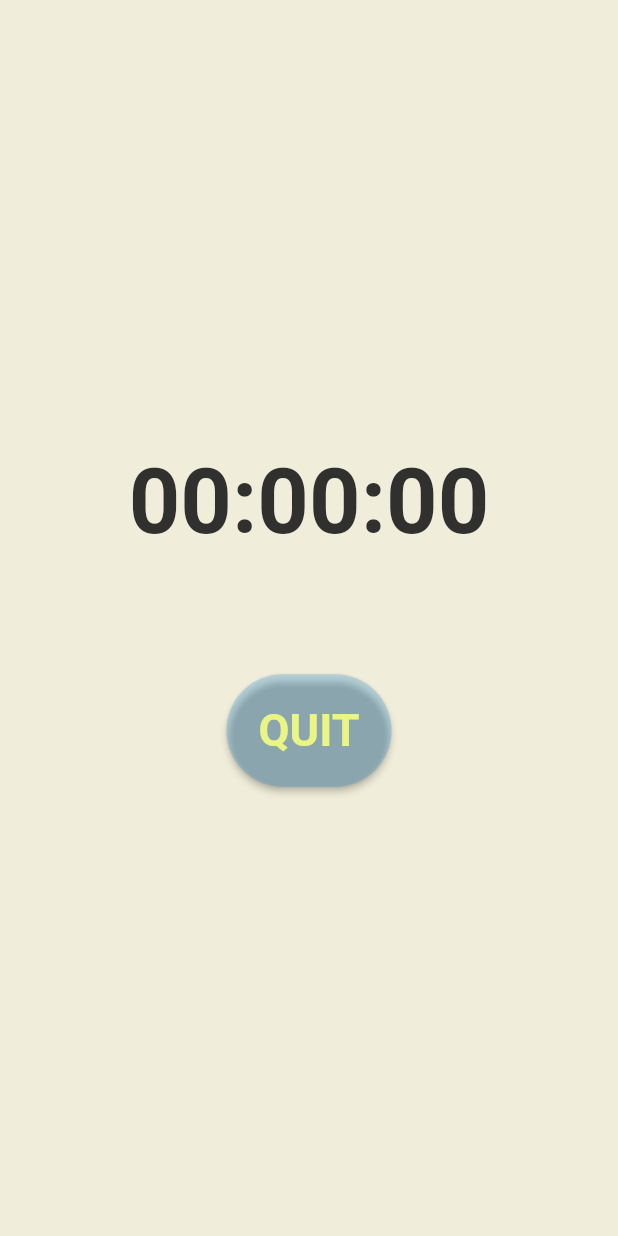
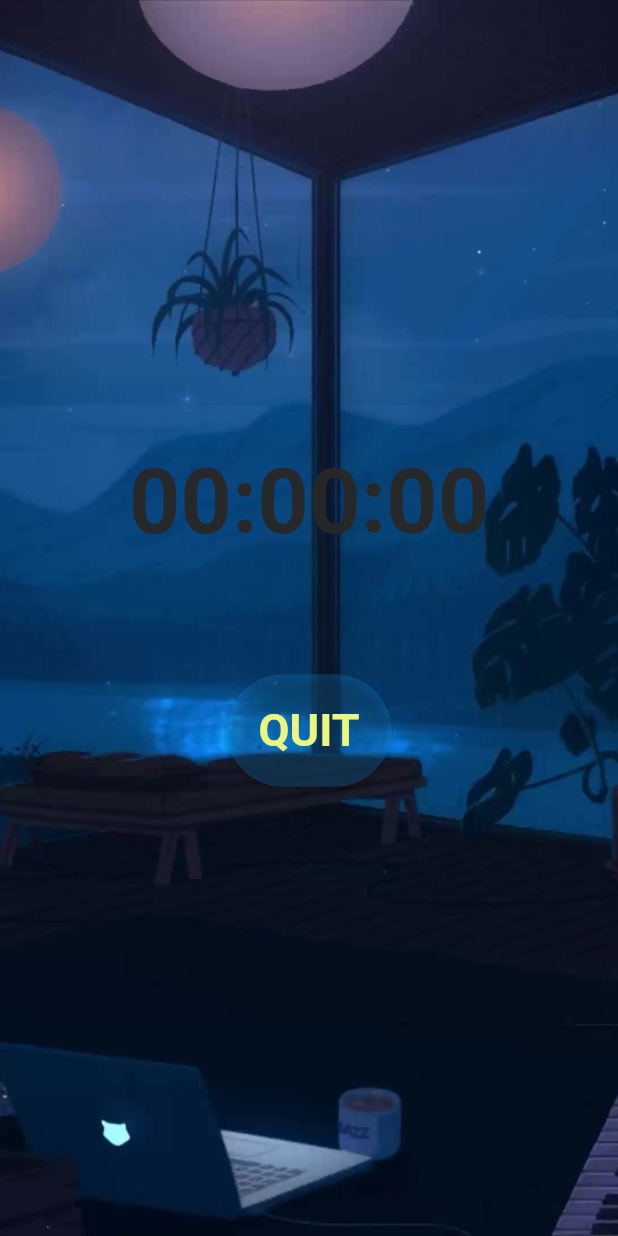
Before and after one commit to Spades13/Flutter_TM, a Flutter app: the Tracking screen opened directly, on a phone screen of 412 x 824 dp. Run offline on Flutter 3.47's test engine with Material 2 defaults, Android fonts, the phone set to English and light mode, and no system bars; our stand-ins replace audioplayers, google_nav_bar, shared_preferences; missing offline and left inert: app_usage, usage_stats; accounts and stored records are empty.

Commit message:
BG changes in function of theme

```diff
--- a/tm/lib/theme/theme_constants.dart
+++ b/tm/lib/theme/theme_constants.dart
@@ -32,6 +32,7 @@ ThemeData darkTheme = ThemeData(
 ThemeData lightTheme = ThemeData(
   brightness: Brightness.light,
   scaffoldBackgroundColor: Color.fromARGB(255, 240, 237, 219),
+
   textTheme:  const TextTheme(
     headlineMedium:  TextStyle(
                                  color: Color.fromRGBO(39, 39, 39, 0.957),
@@ -50,7 +51,7 @@ ThemeData lightTheme = ThemeData(
               //color: Color.fromARGB(255, 30, 217, 230),
               fontWeight: FontWeight.bold,
             ),
-  )
+  ),
 
 
   //textTheme for numbers
--- a/tm/lib/timer.dart
+++ b/tm/lib/timer.dart
@@ -8,6 +8,11 @@ import 'package:flutter/services.dart';
 import 'pages/userhomepage.dart' as userhomepage;
 import 'globals.dart' as globals;
 import 'package:audioplayers/audioplayers.dart';
+import 'theme/theme_manager.dart';
+import 'theme/theme_constants.dart';
+import 'utils/user_simple_preferences.dart';
+
+ThemeManager _themeManager = ThemeManager();
 
 void main() {
   runApp(Tracking());
@@ -110,7 +115,15 @@ class _TrackingState extends State<Tracking> with WidgetsBindingObserver {
       return index;
     }
   }
+ checkBg(){
+  if(UserSimplePreferences.getValue() == true){
+    return 'assets/lightmode.jpg';
+  }else{
+    return 'assets/lofi-cozy-house-rainy-night-thumb.jpg';
+  }
 
+
+ }
 
   @override
   Widget build(BuildContext context) {
@@ -120,8 +133,10 @@ class _TrackingState extends State<Tracking> with WidgetsBindingObserver {
                         style: _textTheme.headlineLarge),
 
     Text( "${(count_break.inHours).toString().padLeft(2, "0")}:${(count_break.inMinutes % 60).toString().padLeft(2, "0")}:${(count_break.inSeconds % 60).toString().padLeft(2, "0")}",
-                        style: _textTheme.headlineLarge)
+                        style: _textTheme.headlineLarge),
+
   ];
+
 
 
         /*decoration: const BoxDecoration(
@@ -135,7 +150,16 @@ class _TrackingState extends State<Tracking> with WidgetsBindingObserver {
               Color.fromARGB(255, 5, 4, 26),
               Color.fromARGB(255, 5, 4, 26),
             ])),*/
-      return Scaffold(
+      return Container(
+        decoration:  BoxDecoration(
+                    image: DecorationImage(image: AssetImage(checkBg()),
+                    fit: BoxFit.cover
+                    )
+
+                  ),
+
+        child: Scaffold(
+          backgroundColor: Colors.transparent,
           body:
           Column(
               mainAxisAlignment: MainAxisAlignment.center,
@@ -163,9 +187,14 @@ class _TrackingState extends State<Tracking> with WidgetsBindingObserver {
 
           }),
           ],)
-],),
+],)
 
 
-        );
+        ),);
+
+
+
+
+
   }
 }
```
Also changed, not shown: tm/lib/state.dart (deleted, +0 -41 lines), tm/assets/lightmode.jpg (added), tm/assets/lofi-cozy-house-rainy-night-thumb.jpg (added).
